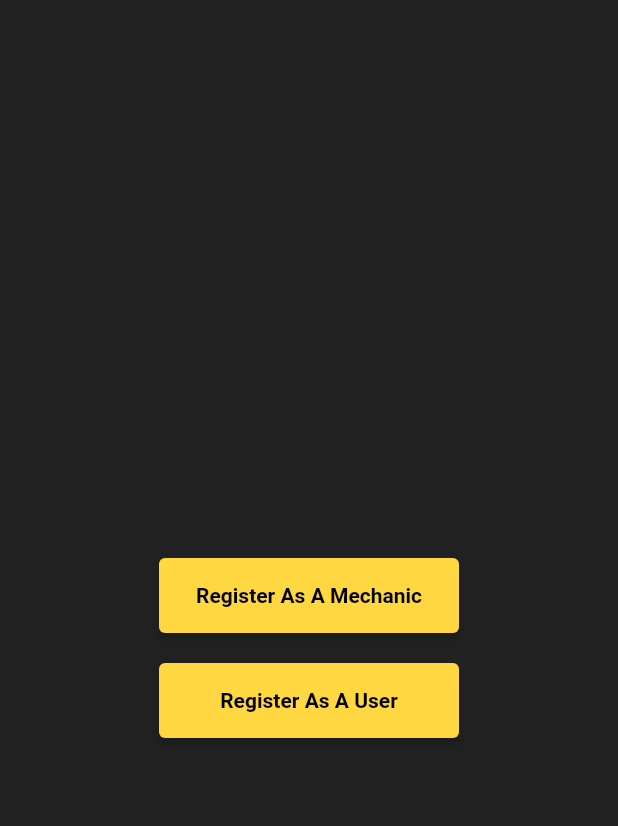
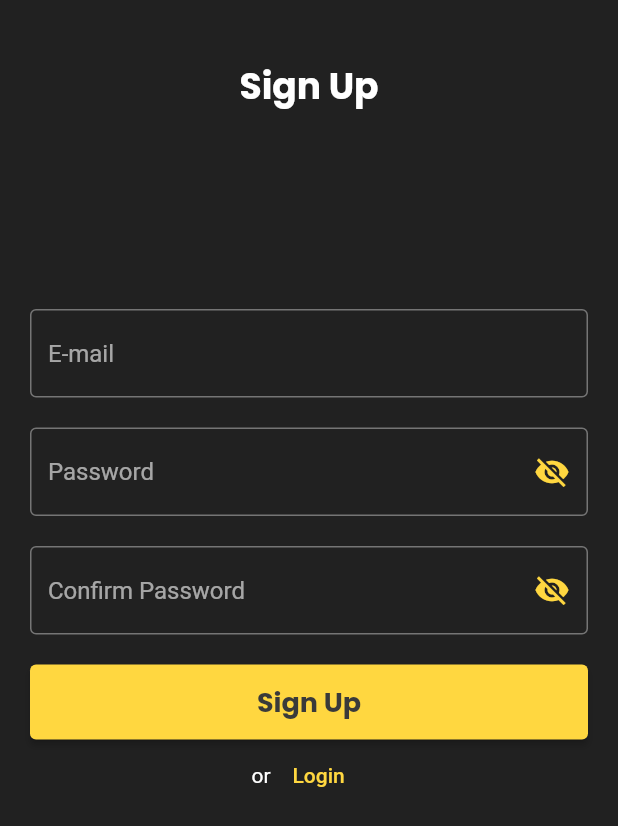
Before and after one commit to Mohammed-Jabir-CT/mechfinder, a Flutter app: the Register screen opened by its route, after a tap on "Register As A Mechanic", on a phone screen of 412 x 824 dp. Shown: the top 826 px of the screen. Run offline on Flutter 3.47's test engine with Material 2 defaults, Android fonts, the light colour scheme and no system bars; our stand-ins replace cloud_firestore, firebase_auth, firebase_core; accounts and stored records are empty.

Commit message:
updated UI

```diff
--- a/lib/pages/register.dart
+++ b/lib/pages/register.dart
@@ -17,7 +17,9 @@ class Register extends StatelessWidget {
                 width: 200.0,
                 height: 50.0,
                 child: ElevatedButton(
-                  onPressed: () {},
+                  onPressed: () {
+                    Navigator.pushNamed(context, "/SignupTest");
+                  },
                   child: Text(
                     "Register As A Mechanic",
                     style: TextStyle(
--- /dev/null
+++ b/lib/pages/sign_up_test.dart
@@ -0,0 +1,148 @@
+import 'package:flutter/material.dart';
+
+class SignUpTest extends StatefulWidget {
+  const SignUpTest({Key? key}) : super(key: key);
+
+  @override
+  State<SignUpTest> createState() => _SignUpTestState();
+}
+
+class _SignUpTestState extends State<SignUpTest> {
+  get isPasswordVisible => true;
+
+  @override
+  Widget build(BuildContext context) {
+    return Scaffold(
+      backgroundColor: Colors.grey[900],
+      body: Padding(
+        padding: const EdgeInsets.fromLTRB(10.0,40.0,10.0,0),
+        child: Center(
+          child: Column(
+            children: [
+              Text(
+                "Sign Up",
+                style: TextStyle(
+                  color: Colors.white,
+                  fontSize: 24.0,
+                  fontWeight: FontWeight.bold,
+                  fontFamily: "Poppins",
+                ),
+              ),
+              SizedBox(height: 130.0,),
+              Container(
+                padding: EdgeInsets.symmetric(horizontal: 10.0),
+                child: Column(
+                  crossAxisAlignment: CrossAxisAlignment.stretch,
+                  children: [
+                    TextField(
+                      controller: TextEditingController(),
+                      keyboardType: TextInputType.emailAddress,
+                      decoration: InputDecoration(
+                        border: OutlineInputBorder(),
+                        focusedBorder: OutlineInputBorder(
+                          borderSide: BorderSide(color: Colors.amberAccent ,)
+                        ),
+                        hintText: "E-mail",
+                      ),
+                    ),
+                    SizedBox(
+                      height: 20.0,
+                    ),
+                    TextField(
+                      controller: TextEditingController(),
+                      obscureText: true,
+                      decoration: InputDecoration(
+                        border: OutlineInputBorder(),
+                        focusedBorder: OutlineInputBorder(
+                            borderSide: BorderSide(color: Colors.amberAccent ,)
+                        ),
+                        hintText: "Password",
+                        suffixIcon: IconButton(
+                          icon: isPasswordVisible
+                              ? Icon(
+                            Icons.visibility_off,
+                            color: Colors.amberAccent,
+                          )
+                              : Icon(Icons.visibility),
+                          onPressed:(){
+                          },
+                        ),
+                      ),
+                    ),
+                    SizedBox(
+                      height: 20.0,
+                    ),
+                    TextField(
+                      controller: TextEditingController(),
+                      obscureText: true,
+                      decoration: InputDecoration(
+                        border: OutlineInputBorder(),
+                        focusedBorder: OutlineInputBorder(
+                            borderSide: BorderSide(color: Colors.amberAccent ,)
+                        ),
+                        hintText: "Confirm Password",
+                        suffixIcon: IconButton(
+                          icon: isPasswordVisible
+                            ? Icon(
+                                Icons.visibility_off,
+                                color: Colors.amberAccent,
+                            )
+                            : Icon(Icons.visibility),
+                          onPressed: (){},
+                        ),
+                      ),
+                    ),
+                    SizedBox(
+                      height: 20.0,
+                    ),
+                    SizedBox(
+                      width: double.infinity,
+                      height: 50,
+                      child: ElevatedButton(
+                        onPressed: (){},
+                        child: Text(
+                          "Sign Up",
+                          style: TextStyle(
+                            color: Color(0xFF3A3A3A),
+                            fontFamily: "Poppins",
+                            fontWeight: FontWeight.bold,
+                            fontSize: 18.0,
+                          ),
+                        ),
+                        style: ElevatedButton.styleFrom(
+                          backgroundColor: Colors.amberAccent,
+                        ),
+                      ),
+                    ),
+                    Row(
+                      mainAxisAlignment: MainAxisAlignment.center,
+                      children: [
+                        Text(
+                          "or",
+                          style: TextStyle(
+                            color: Colors.white,
+                          ),
+                        ),
+                        TextButton(
+                          onPressed: () {
+                            Navigator.pushNamed(context, '/Login');
+                          },
+                          child: Text(
+                            "Login",
+                            style: TextStyle(
+                              color: Colors.amberAccent
+                            ),
+                          ),
+                        ),
+                      ],
+                    ),
+                  ],
+                ),
+              ),
+            ],
+          ),
+        ),
+      ),
+    );
+  }
+}
--- a/lib/pages/two_wheeler.dart
+++ b/lib/pages/two_wheeler.dart
@@ -1,5 +1,6 @@
 import 'package:flutter/material.dart';
 import 'package:va/designs/vehicle_button.dart';
+import 'package:va/pages/mechanics.dart';
 
 
 class TwoWheeler extends StatelessWidget {
@@ -38,7 +39,7 @@ class TwoWheeler extends StatelessWidget {
                 child: Row(
                   mainAxisAlignment: MainAxisAlignment.spaceEvenly,
                   children: [
-                    VehicleButton(vehicleName: "Bike", vehicleIcon: Icons.two_wheeler, onClick: (){}),
+                    VehicleButton(vehicleName: "Bike", vehicleIcon: Icons.two_wheeler, onClick: (){Navigator.pushNamed(context, '/Mechanics');}),
                     VehicleButton(vehicleName: "Scooter", vehicleIcon: Icons.moped, onClick: (){}),
                   ],
                 ),
--- a/pubspec.yaml
+++ b/pubspec.yaml
@@ -36,6 +36,9 @@ dependencies:
   # The following adds the Cupertino Icons font to your application.
   # Use with the CupertinoIcons class for iOS style icons.
   cupertino_icons: ^1.0.2
+  firebase_auth: ^4.2.9
+  cloud_firestore: ^4.4.3
+  firebase_core: ^2.7.0
 
 dev_dependencies:
   flutter_test:
```
Also changed, not shown: lib/designs/mechanics_list_card.dart (added, +77 -0 lines), lib/main.dart (+23 -6 lines), lib/pages/home.dart (+17 -56 lines), lib/pages/launch_screen.dart (deleted, +0 -21 lines), lib/pages/login.dart (+35 -14 lines), lib/pages/mechanics.dart (+50 -7 lines), lib/pages/navigation_bar.dart (added, +56 -0 lines), lib/pages/notifications.dart (added, +14 -0 lines), lib/pages/settings.dart (added, +14 -0 lines), lib/pages/sign_up.dart (+42 -12 lines), lib/pages/user_profile.dart (+16 -2 lines), lib/pages/mechanic_signup.dart (added), pubspec.lock, 11 other files.
